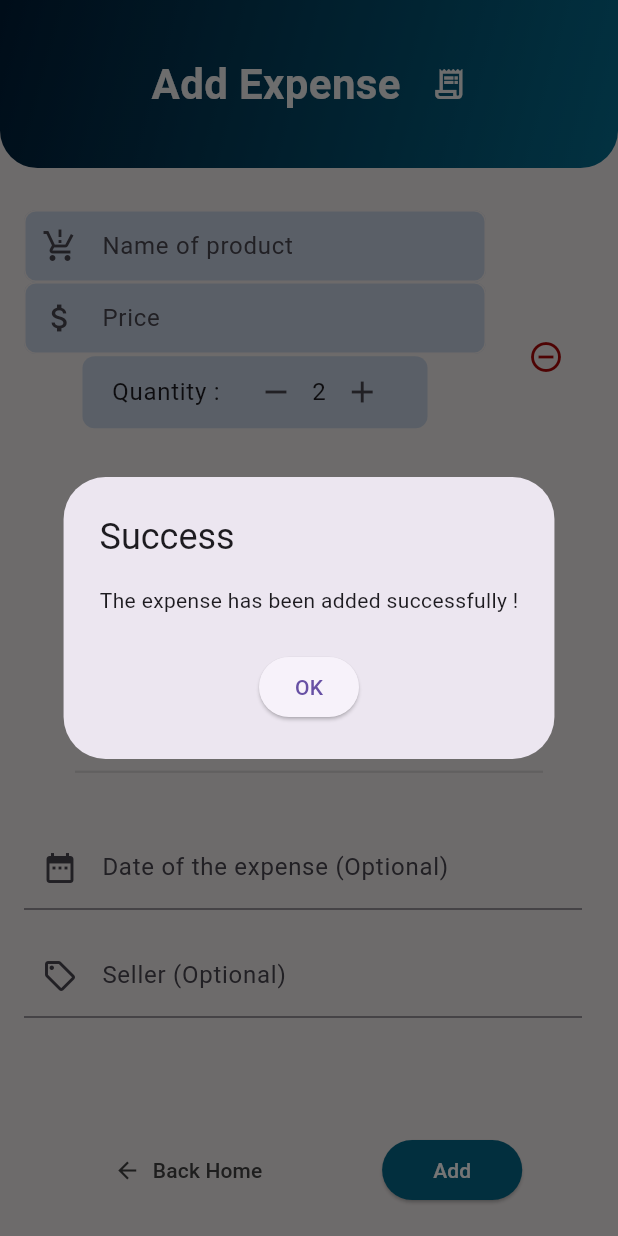
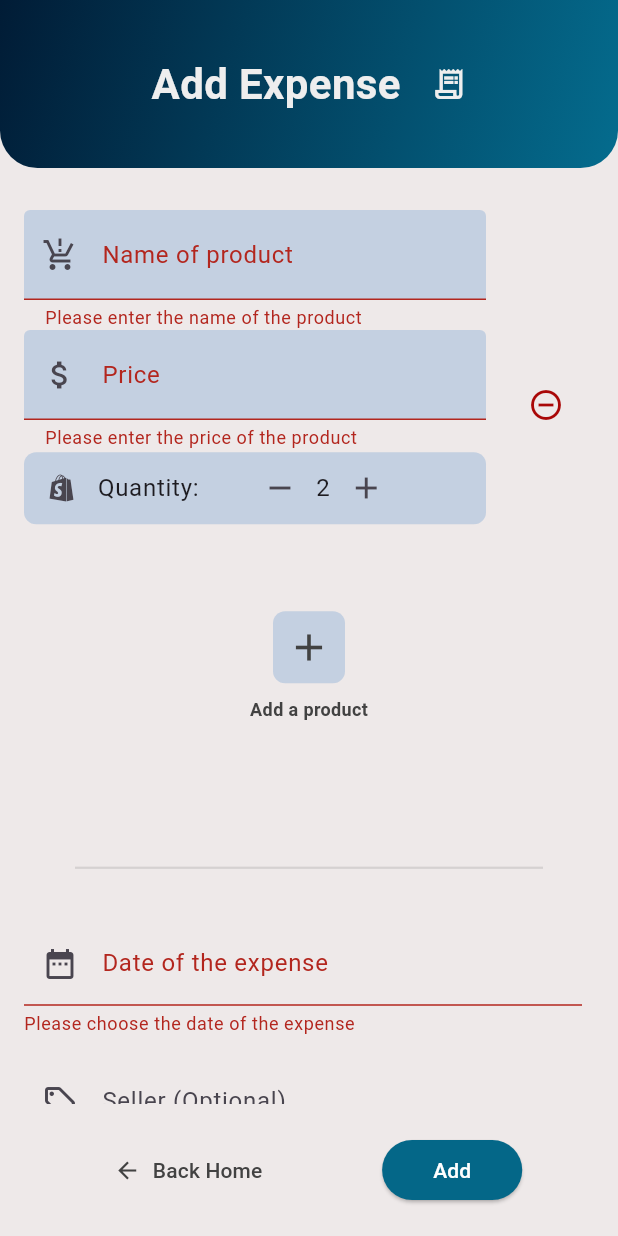
Before and after one commit to amine20akka/fin_track_ocr, a Flutter app: the AddExpenseForm screen opened directly with empty values, after a tap on the "add" icon, after a tap on "Add", on a phone screen of 412 x 824 dp. Run offline on Flutter 3.47's test engine with Material 3 defaults, Android fonts, the phone set to English and light mode, and no system bars; our stand-ins replace cloud_firestore, firebase_auth, firebase_core, flutter_spinkit, google_fonts, image_picker and 1 more; accounts and stored records are empty; Roboto replaces fonts that are missing (Poly).

```diff
--- a/lib/models/expense.dart
+++ b/lib/models/expense.dart
@@ -13,7 +13,7 @@ class Expense {
     required this.totalAmount,
     required this.products,
     this.seller,
-    this.date,
+    required this.date,
   });
 
   // Constructeur nommé pour créer une instance à partir d'une carte de données Firebase
--- a/lib/pages/add_expense/add_expense_form.dart
+++ b/lib/pages/add_expense/add_expense_form.dart
@@ -2,10 +2,8 @@ import 'package:fin_track_ocr/models/expense.dart';
 import 'package:fin_track_ocr/models/product.dart';
 import 'package:fin_track_ocr/services/database_service.dart';
 import 'package:fin_track_ocr/shared/linear_gradient.dart';
-import 'package:flutter/cupertino.dart';
 import 'package:flutter/material.dart';
 import 'package:fin_track_ocr/shared/input_decoration_expense.dart';
-import 'package:flutter/widgets.dart';
 import 'package:google_fonts/google_fonts.dart';
 import 'package:intl/intl.dart';
 
@@ -38,32 +36,40 @@ class ProductListTileState extends State<ProductListTile> {
             validator: (value) =>
                 value!.isEmpty ? 'Please enter the name of the product' : null,
             controller: widget.productController,
-            decoration:
-                expenseInputDecoration.copyWith(labelText: 'Name of product')
-                                      .copyWith(prefixIcon: const Icon(Icons.production_quantity_limits)),
+            decoration: expenseInputDecoration
+                .copyWith(labelText: 'Name of product')
+                .copyWith(
+                    prefixIcon: const Icon(Icons.production_quantity_limits)),
           ),
           TextFormField(
             validator: (value) =>
                 value!.isEmpty ? 'Please enter the price of the product' : null,
             controller: widget.priceController,
-            decoration: expenseInputDecoration.copyWith(
+            decoration: expenseInputDecoration
+                .copyWith(
                   labelText: 'Price',
                   suffixText: 'TND',
-            ).copyWith(prefixIcon: const Icon(Icons.attach_money)),
+                )
+                .copyWith(prefixIcon: const Icon(Icons.attach_money)),
             keyboardType: TextInputType.number,
           ),
-          const SizedBox(height: 1.5,),
-          Center(
-            child: Container(
-              width: 230.0,
+          const SizedBox(
+            height: 1.5,
+          ),
+          Container(
+              width: 310.0,
               decoration: const BoxDecoration(
                 borderRadius: BorderRadius.all(Radius.circular(8.0)),
                 color: Color.fromARGB(255, 196, 208, 225),
               ),
               child: Row(
-                mainAxisAlignment: MainAxisAlignment.center,
+                mainAxisAlignment: MainAxisAlignment.start,
                 children: [
-                  const Text('Quantity :   '),
+                  const SizedBox(width: 13.0,),
+                  const Icon(Icons.shopify),
+                  const SizedBox(width: 12.0,),
+                  const Text('Quantity:'),
+                  const SizedBox(width: 30.0,),
                   IconButton(
                     onPressed: () => _decrementQuantity(),
                     icon: const Icon(Icons.remove),
@@ -74,7 +80,6 @@ class ProductListTileState extends State<ProductListTile> {
                     icon: const Icon(Icons.add),
                   ),
                 ],
-              ),
               ),
             ),
           const SizedBox(
@@ -118,6 +123,7 @@ class AddExpenseForm extends StatefulWidget {
 
 class AddExpenseFormState extends State<AddExpenseForm> {
   late final DatabaseService _databaseService;
+  final _formKey = GlobalKey<FormState>();
 
   @override
   void initState() {
@@ -182,9 +188,8 @@ class AddExpenseFormState extends State<AddExpenseForm> {
                 const EdgeInsets.symmetric(horizontal: 20.0, vertical: 30.0),
             child: Padding(
               padding: const EdgeInsets.all(6.0),
-                    child: Row(
-                        mainAxisAlignment: MainAxisAlignment.center,
-                        children: [
+              child:
+                  Row(mainAxisAlignment: MainAxisAlignment.center, children: [
                 Text(
                   'Add Expense',
                   style: GoogleFonts.poly(
@@ -200,15 +205,17 @@ class AddExpenseFormState extends State<AddExpenseForm> {
                   color: Colors.grey[200],
                   Icons.receipt_long_outlined,
                 ),
-                        ]
+              ]),
             ),
           ),
+          const SizedBox(
+            height: 20.0,
           ),
-            const SizedBox(height: 20.0,),
           Expanded(
             child: SingleChildScrollView(
               child: Center(
                 child: Form(
+                  key: _formKey,
                   child: Column(
                     crossAxisAlignment: CrossAxisAlignment.start,
                     children: [
@@ -232,8 +239,7 @@ class AddExpenseFormState extends State<AddExpenseForm> {
                           icon: const Icon(Icons.add),
                           color: Colors.grey[800],
                         ),
-                          )
-                        ),
+                      )),
                       Padding(
                         padding: const EdgeInsets.all(9.0),
                         child: Center(
@@ -261,9 +267,12 @@ class AddExpenseFormState extends State<AddExpenseForm> {
                       ),
                       ListTile(
                         title: TextFormField(
+                          validator: (value) => value!.isEmpty
+                              ? 'Please choose the date of the expense'
+                              : null,
                           controller: _dateController,
                           decoration: const InputDecoration(
-                                labelText: 'Date of the expense (Optional)',
+                            labelText: 'Date of the expense',
                             prefixIcon: Icon(Icons.date_range),
                           ),
                           onTap: () async {
@@ -276,7 +285,7 @@ class AddExpenseFormState extends State<AddExpenseForm> {
                             if (picked != null) {
                               setState(() {
                                 _dateController.text =
-                                      DateFormat('yyyy-MM-dd').format(picked);
+                                    DateFormat('MMMM dd, yyyy').format(picked);
                               });
                             }
                           },
@@ -322,9 +331,11 @@ class AddExpenseFormState extends State<AddExpenseForm> {
                       backgroundColor: MaterialStatePropertyAll<Color>(
                         Color.fromARGB(255, 4, 103, 136),
                       ),
-                  foregroundColor: MaterialStatePropertyAll<Color>(Colors.white),
+                      foregroundColor:
+                          MaterialStatePropertyAll<Color>(Colors.white),
                     ),
                     onPressed: () {
+                      if (_formKey.currentState!.validate()) {
                         // Submit form data
                         List<Map<String, dynamic>> productsData = [];
                         for (int i = 0; i < _productControllers.length; i++) {
@@ -381,6 +392,7 @@ class AddExpenseFormState extends State<AddExpenseForm> {
                             );
                           },
                         );
+                      }
                     },
                     child: const Padding(
                       padding: EdgeInsets.all(10.0),
--- a/lib/pages/edit_expense/edit_expense.dart
+++ b/lib/pages/edit_expense/edit_expense.dart
@@ -2,9 +2,7 @@ import 'package:fin_track_ocr/models/expense.dart';
 import 'package:fin_track_ocr/models/product.dart';
 import 'package:fin_track_ocr/services/database_service.dart';
 import 'package:fin_track_ocr/shared/linear_gradient.dart';
-import 'package:flutter/cupertino.dart';
 import 'package:flutter/material.dart';
-import 'package:flutter/widgets.dart';
 import 'package:google_fonts/google_fonts.dart';
 import 'package:intl/intl.dart';
 
@@ -68,7 +66,6 @@ class _EditExpenseState extends State<EditExpense> {
     super.dispose();
   }
 
-
   @override
   Widget build(BuildContext context) {
     return Scaffold(
@@ -82,12 +79,10 @@ class _EditExpenseState extends State<EditExpense> {
             ),
             gradient: myLinearGradient,
           ),
-              padding:
-                  const EdgeInsets.symmetric(horizontal: 20.0, vertical: 30.0),
+          padding: const EdgeInsets.symmetric(horizontal: 20.0, vertical: 30.0),
           child: Padding(
             padding: const EdgeInsets.all(6.0),
-                child:
-                    Row(mainAxisAlignment: MainAxisAlignment.center, children: [
+            child: Row(mainAxisAlignment: MainAxisAlignment.center, children: [
               Text(
                 'Update Expense',
                 style: GoogleFonts.poly(
@@ -207,9 +202,12 @@ class _EditExpenseState extends State<EditExpense> {
                     ),
                     const SizedBox(height: 40.0),
                     TextFormField(
+                      validator: (value) => value!.isEmpty
+                          ? 'Please choose the date of the expense'
+                          : null,
                       controller: _dateController,
                       decoration: const InputDecoration(
-                            labelText: 'Date of the expense (Optional)',
+                        labelText: 'Date of the expense',
                         prefixIcon: Icon(Icons.date_range),
                       ),
                       onTap: () async {
@@ -276,6 +274,7 @@ class _EditExpenseState extends State<EditExpense> {
                       MaterialStatePropertyAll<Color>(Colors.white),
                 ),
                 onPressed: () {
+                  if (_formKey.currentState!.validate()) {
                     Expense updatedExpense = Expense(
                       id: widget.expense.id,
                       totalAmount:
@@ -308,6 +307,7 @@ class _EditExpenseState extends State<EditExpense> {
                         );
                       },
                     );
+                  }
                 },
                 child: const Padding(
                   padding: EdgeInsets.all(10.0),
--- a/lib/pages/home/transactions_list.dart
+++ b/lib/pages/home/transactions_list.dart
@@ -20,7 +20,6 @@ class TransactionsList extends StatefulWidget {
 class _TransactionsListState extends State<TransactionsList> {
   late final DatabaseService _databaseService;
 
-
   @override
   void initState() {
     super.initState();
@@ -31,7 +30,7 @@ class _TransactionsListState extends State<TransactionsList> {
   Widget build(BuildContext context) {
     return Expanded(
       child: StreamBuilder<List<Expense>>(
-        stream: _databaseService.userExpenses,
+        stream: _databaseService.getExpensesForCurrentMonth(),
         builder: (context, snapshot) {
           if (snapshot.connectionState == ConnectionState.waiting) {
             return const Center(
@@ -42,6 +41,7 @@ class _TransactionsListState extends State<TransactionsList> {
             );
           } else {
             if (snapshot.hasError) {
+              print('Error: ${snapshot.error}');
               return Container();
             } else {
               final expenses = snapshot.data ?? [];
@@ -153,7 +153,8 @@ class _TransactionsListState extends State<TransactionsList> {
                                         expense.date != null
                                             ? DateFormat('MMMM dd, yyyy')
                                                 .format(expense.date!)
-                                            : 'Unknown',
+                                            : DateFormat('MMMM dd, yyyy')
+                                                .format(DateTime.now()),
                                         style: GoogleFonts.poly(
                                           fontSize: 16.0,
                                         ),
@@ -230,22 +231,32 @@ class _TransactionsListState extends State<TransactionsList> {
                                       Navigator.push(
                                         context,
                                         PageRouteBuilder(
-                                          transitionDuration: const Duration(milliseconds: 500),
-                                          transitionsBuilder:
-                                              (context, animation, secondaryAnimation, child) {
+                                          transitionDuration:
+                                              const Duration(milliseconds: 500),
+                                          transitionsBuilder: (context,
+                                              animation,
+                                              secondaryAnimation,
+                                              child) {
                                             const begin = Offset(1.0, 0.0);
                                             const end = Offset.zero;
                                             const curve = Curves.ease;
-                                            var tween = Tween(begin: begin, end: end)
-                                                .chain(CurveTween(curve: curve));
-                                            var offsetAnimation = animation.drive(tween);
+                                            var tween = Tween(
+                                                    begin: begin, end: end)
+                                                .chain(
+                                                    CurveTween(curve: curve));
+                                            var offsetAnimation =
+                                                animation.drive(tween);
                                             return SlideTransition(
                                               position: offsetAnimation,
                                               child: child,
                                             );
                                           },
-                                          pageBuilder: (context, animation, secondaryAnimation) {
-                                            return EditExpense(expense: expense, uid: widget.uid,);
+                                          pageBuilder: (context, animation,
+                                              secondaryAnimation) {
+                                            return EditExpense(
+                                              expense: expense,
+                                              uid: widget.uid,
+                                            );
                                           },
                                         ),
                                       );
@@ -254,19 +265,17 @@ class _TransactionsListState extends State<TransactionsList> {
                                       Icons.edit,
                                     ),
                                   ),
-
                                   IconButton(
                                     tooltip: 'Remove',
                                     highlightColor:
                                         const Color.fromARGB(255, 191, 10, 10),
-                                    color:
-                                        const Color.fromARGB(255, 191, 10, 10),
                                     iconSize: 26.0,
                                     onPressed: () {
-                                      _databaseService.deleteExpense(expense.id);
+                                      _databaseService
+                                          .deleteExpense(expense.id);
                                     },
                                     icon: const Icon(
-                                      Icons.cancel_outlined,
+                                      Icons.delete,
                                     ),
                                   ),
                                   IconButton(
@@ -331,8 +340,10 @@ class _TransactionsListState extends State<TransactionsList> {
                                                       return DataRow(cells: [
                                                         DataCell(
                                                             Text(product.name)),
-                                                        DataCell(Text(
-                                                            product.price.toStringAsFixed(2))),
+                                                        DataCell(Text(product
+                                                            .price
+                                                            .toStringAsFixed(
+                                                                2))),
                                                         DataCell(Text(product
                                                             .quantity
                                                             .toString())),
@@ -358,7 +369,8 @@ class _TransactionsListState extends State<TransactionsList> {
                                                               ),
                                                             ),
                                                             Text(
-                                                              expense.date != null
+                                                              expense.date !=
+                                                                      null
                                                                   ? DateFormat(
                                                                           'MMMM dd, yyyy')
                                                                       .format(expense
```
Also changed, not shown: lib/pages/home/home.dart (+18 -6 lines), lib/pages/home/transactions_history.dart (+51 -7 lines), lib/services/database_service.dart (+44 -0 lines). Lines whose indentation alone changed are shown as unchanged.
